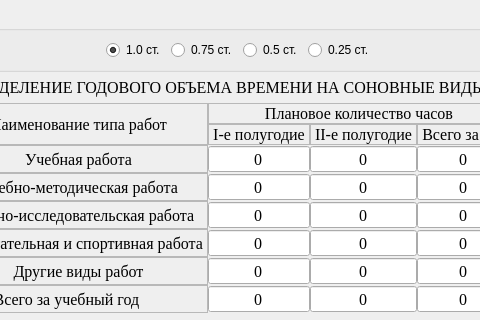
This is src/totaltime/formtotaltime.ui in rainovskyqt/teacher_plan as Qt 5 draws it before an edit; both pictures show x 306 to 786 and y 0 to 320 of the 1091 by 630 pixel window. The edited form follows.
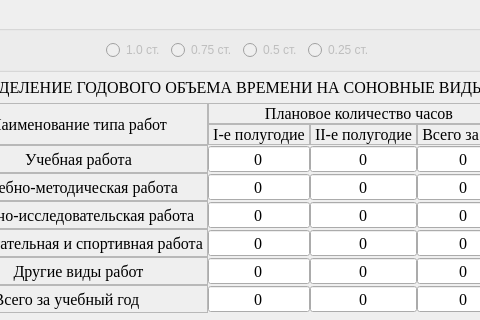
This is the edited form.

Patch:
```diff
--- a/src/totaltime/formtotaltime.ui
+++ b/src/totaltime/formtotaltime.ui
@@ -35,11 +35,14 @@
       </item>
       <item>
        <widget class="QRadioButton" name="rb_fullTime">
+        <property name="enabled">
+         <bool>false</bool>
+        </property>
         <property name="text">
          <string>1.0 ст.</string>
         </property>
         <property name="checked">
-         <bool>true</bool>
+         <bool>false</bool>
         </property>
         <property name="rate" stdset="0">
          <double>1.000000000000000</double>
@@ -48,6 +51,9 @@
       </item>
       <item>
        <widget class="QRadioButton" name="rb_threeQuaters">
+        <property name="enabled">
+         <bool>false</bool>
+        </property>
         <property name="text">
          <string>0.75 ст.</string>
         </property>
@@ -61,6 +67,9 @@
       </item>
       <item>
        <widget class="QRadioButton" name="rb_halfTime">
+        <property name="enabled">
+         <bool>false</bool>
+        </property>
         <property name="text">
          <string>0.5 ст.</string>
         </property>
@@ -71,6 +80,9 @@
       </item>
       <item>
        <widget class="QRadioButton" name="rb_quaterTime">
+        <property name="enabled">
+         <bool>false</bool>
+        </property>
         <property name="text">
          <string>0.25 ст.</string>
         </property>
```
